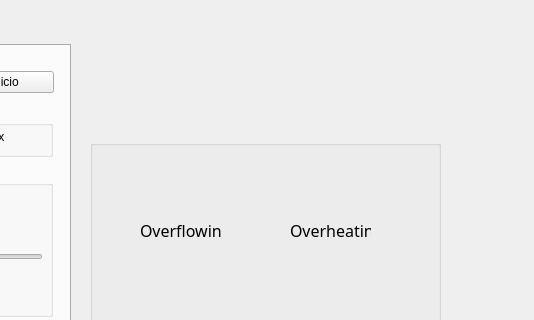
This is WaterTank/mainwindow.ui in Grimpper/Project_SII_WaterTank as Qt 5 draws it before an edit; both pictures show x 330 to 864 and y 0 to 320 of the 864 by 791 pixel window. The edited form follows.
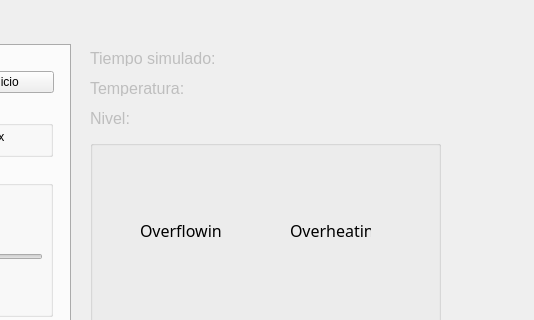
This is the edited form. Icons and pictures are not drawn.

```diff
--- a/WaterTank/mainwindow.ui
+++ b/WaterTank/mainwindow.ui
@@ -1248,6 +1248,69 @@
     <zorder>ImageThermometerMask</zorder>
     <zorder>ImageWhiteMask</zorder>
    </widget>
+   <widget class="QLabel" name="label_SimTime">
+    <property name="enabled">
+     <bool>false</bool>
+    </property>
+    <property name="geometry">
+     <rect>
+      <x>420</x>
+      <y>50</y>
+      <width>301</width>
+      <height>16</height>
+     </rect>
+    </property>
+    <property name="font">
+     <font>
+      <pointsize>12</pointsize>
+     </font>
+    </property>
+    <property name="text">
+     <string>Tiempo simulado:</string>
+    </property>
+   </widget>
+   <widget class="QLabel" name="label_Temp">
+    <property name="enabled">
+     <bool>false</bool>
+    </property>
+    <property name="geometry">
+     <rect>
+      <x>420</x>
+      <y>80</y>
+      <width>301</width>
+      <height>16</height>
+     </rect>
+    </property>
+    <property name="font">
+     <font>
+      <pointsize>12</pointsize>
+     </font>
+    </property>
+    <property name="text">
+     <string>Temperatura:</string>
+    </property>
+   </widget>
+   <widget class="QLabel" name="label_Level">
+    <property name="enabled">
+     <bool>false</bool>
+    </property>
+    <property name="geometry">
+     <rect>
+      <x>420</x>
+      <y>110</y>
+      <width>301</width>
+      <height>16</height>
+     </rect>
+    </property>
+    <property name="font">
+     <font>
+      <pointsize>12</pointsize>
+     </font>
+    </property>
+    <property name="text">
+     <string>Nivel:</string>
+    </property>
+   </widget>
   </widget>
   <widget class="QMenuBar" name="menubar">
    <property name="geometry">
```
